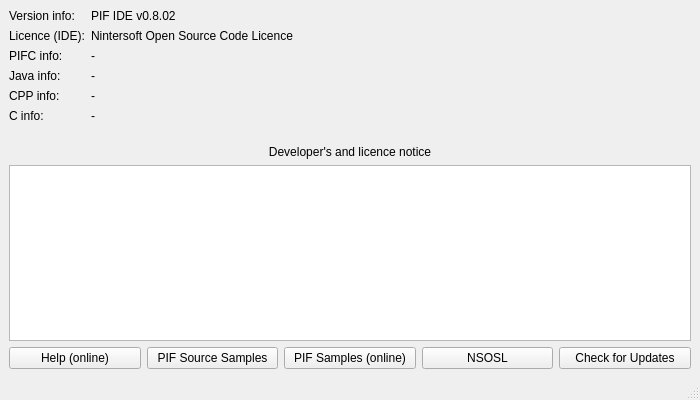
The window that src/pif_ide/aboutwindow.ui (mauromascarenhas/PIF-IDE) describes before a commit, drawn with Qt 5.
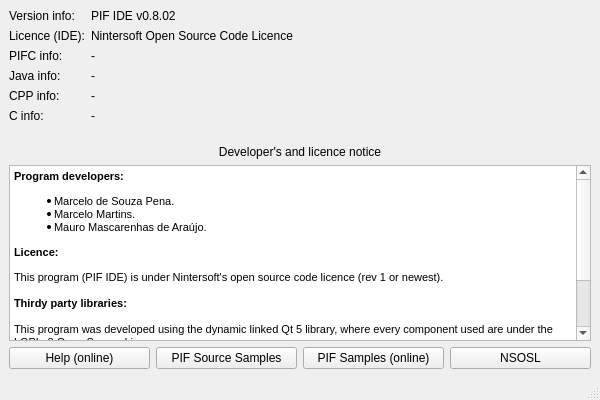
The same window after the commit.

Commit message:
About window and project compilation
Added:

- Change final compiler button (+image).
- Ability to change object-code compiler.
- Object compiler procedures (and slots).
- Program licence notice and thanks (AboutWindow).
- AboutWindow slots (for action buttons) : Open help (Online), open samples (+Online) and open licence.

Improved:

- Finished compiling process.
- Removed "Update" button from AboutWindow.

The edit to the form file:
```diff
--- a/src/pif_ide/aboutwindow.ui
+++ b/src/pif_ide/aboutwindow.ui
@@ -6,19 +6,19 @@
    <rect>
     <x>0</x>
     <y>0</y>
-    <width>700</width>
+    <width>600</width>
     <height>400</height>
    </rect>
   </property>
   <property name="minimumSize">
    <size>
-    <width>700</width>
+    <width>600</width>
     <height>400</height>
    </size>
   </property>
   <property name="maximumSize">
    <size>
-    <width>700</width>
+    <width>600</width>
     <height>400</height>
    </size>
   </property>
@@ -71,7 +71,29 @@
        </widget>
       </item>
       <item>
-       <widget class="QTextBrowser" name="textBrowser"/>
+       <widget class="QTextBrowser" name="textBrowser">
+        <property name="html">
+         <string>&lt;!DOCTYPE HTML PUBLIC &quot;-//W3C//DTD HTML 4.0//EN&quot; &quot;http://www.w3.org/TR/REC-html40/strict.dtd&quot;&gt;
+&lt;html&gt;&lt;head&gt;&lt;meta name=&quot;qrichtext&quot; content=&quot;1&quot; /&gt;&lt;style type=&quot;text/css&quot;&gt;
+p, li { white-space: pre-wrap; }
+&lt;/style&gt;&lt;/head&gt;&lt;body style=&quot; font-family:'MS Shell Dlg 2'; font-size:8.25pt; font-weight:400; font-style:normal;&quot;&gt;
+&lt;p style=&quot; margin-top:0px; margin-bottom:0px; margin-left:0px; margin-right:0px; -qt-block-indent:0; text-indent:0px;&quot;&gt;&lt;span style=&quot; font-weight:600;&quot;&gt;Program developers:&lt;/span&gt;&lt;/p&gt;
+&lt;ul style=&quot;margin-top: 0px; margin-bottom: 0px; margin-left: 0px; margin-right: 0px; -qt-list-indent: 1;&quot;&gt;&lt;li style=&quot; font-size:8pt;&quot; style=&quot; margin-top:12px; margin-bottom:0px; margin-left:0px; margin-right:0px; -qt-block-indent:0; text-indent:0px;&quot;&gt;Marcelo de Souza Pena.&lt;/li&gt;
+&lt;li style=&quot; font-size:8pt;&quot; style=&quot; margin-top:0px; margin-bottom:0px; margin-left:0px; margin-right:0px; -qt-block-indent:0; text-indent:0px;&quot;&gt;Marcelo Martins.&lt;/li&gt;
+&lt;li style=&quot; font-size:8pt;&quot; style=&quot; margin-top:0px; margin-bottom:12px; margin-left:0px; margin-right:0px; -qt-block-indent:0; text-indent:0px;&quot;&gt;Mauro Mascarenhas de Araújo.&lt;/li&gt;&lt;/ul&gt;
+&lt;p style=&quot; margin-top:0px; margin-bottom:12px; margin-left:0px; margin-right:0px; -qt-block-indent:0; text-indent:0px;&quot;&gt;&lt;span style=&quot; font-size:8pt; font-weight:600;&quot;&gt;Licence:&lt;/span&gt;&lt;/p&gt;
+&lt;p style=&quot; margin-top:0px; margin-bottom:0px; margin-left:0px; margin-right:0px; -qt-block-indent:0; text-indent:0px;&quot;&gt;This program (PIF IDE) is under Nintersoft's open source code licence (rev 1 or newest).&lt;/p&gt;
+&lt;p style=&quot;-qt-paragraph-type:empty; margin-top:0px; margin-bottom:0px; margin-left:0px; margin-right:0px; -qt-block-indent:0; text-indent:0px;&quot;&gt;&lt;br /&gt;&lt;/p&gt;
+&lt;p style=&quot; margin-top:0px; margin-bottom:0px; margin-left:0px; margin-right:0px; -qt-block-indent:0; text-indent:0px;&quot;&gt;&lt;span style=&quot; font-weight:600;&quot;&gt;Thirdy party libraries:&lt;/span&gt;&lt;/p&gt;
+&lt;p style=&quot;-qt-paragraph-type:empty; margin-top:0px; margin-bottom:0px; margin-left:0px; margin-right:0px; -qt-block-indent:0; text-indent:0px;&quot;&gt;&lt;br /&gt;&lt;/p&gt;
+&lt;p style=&quot; margin-top:0px; margin-bottom:0px; margin-left:0px; margin-right:0px; -qt-block-indent:0; text-indent:0px;&quot;&gt;This program was developed using the dynamic linked Qt 5 library, where every component used are under the LGPLv3 Open Source Licence.&lt;/p&gt;
+&lt;p style=&quot;-qt-paragraph-type:empty; margin-top:0px; margin-bottom:0px; margin-left:0px; margin-right:0px; -qt-block-indent:0; text-indent:0px;&quot;&gt;&lt;br /&gt;&lt;/p&gt;
+&lt;p style=&quot; margin-top:0px; margin-bottom:0px; margin-left:0px; margin-right:0px; -qt-block-indent:0; text-indent:0px;&quot;&gt;This program also uses PIF compiler, which is licenced under the terms of LGPLv3 Open Source Licence.&lt;/p&gt;
+&lt;p style=&quot;-qt-paragraph-type:empty; margin-top:0px; margin-bottom:0px; margin-left:0px; margin-right:0px; -qt-block-indent:0; text-indent:0px;&quot;&gt;&lt;br /&gt;&lt;/p&gt;
+&lt;p align=&quot;center&quot; style=&quot; margin-top:0px; margin-bottom:0px; margin-left:0px; margin-right:0px; -qt-block-indent:0; text-indent:0px;&quot;&gt;----&lt;/p&gt;
+&lt;p align=&quot;center&quot; style=&quot; margin-top:0px; margin-bottom:0px; margin-left:0px; margin-right:0px; -qt-block-indent:0; text-indent:0px;&quot;&gt;&lt;span style=&quot; font-size:8pt;&quot;&gt;Copyright © Nintersoft - 2019 | All rights reserved&lt;/span&gt;&lt;/p&gt;&lt;/body&gt;&lt;/html&gt;</string>
+        </property>
+       </widget>
       </item>
      </layout>
     </item>
@@ -101,6 +123,9 @@
       <property name="text">
        <string>-</string>
       </property>
+      <property name="wordWrap">
+       <bool>true</bool>
+      </property>
      </widget>
     </item>
     <item row="4" column="1">
@@ -177,13 +202,6 @@
         </property>
        </widget>
       </item>
-      <item>
-       <widget class="QPushButton" name="pushButton">
-        <property name="text">
-         <string>Check for Updates</string>
-        </property>
-       </widget>
-      </item>
      </layout>
     </item>
    </layout>
```
Left out of the diff: 16 changed lines with no effect on the pictures. The commit also changes 7 other files.
